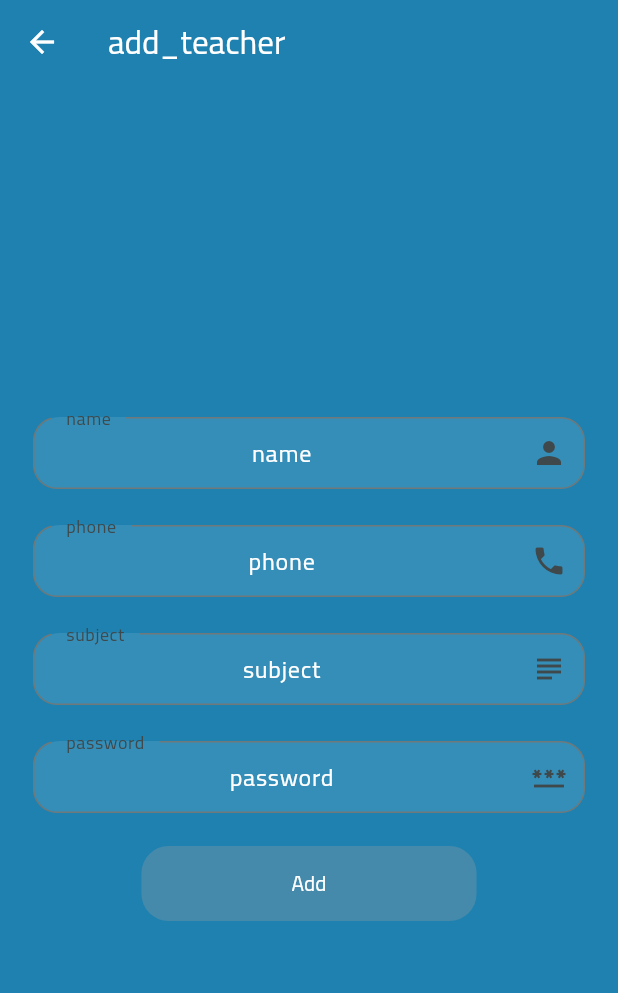
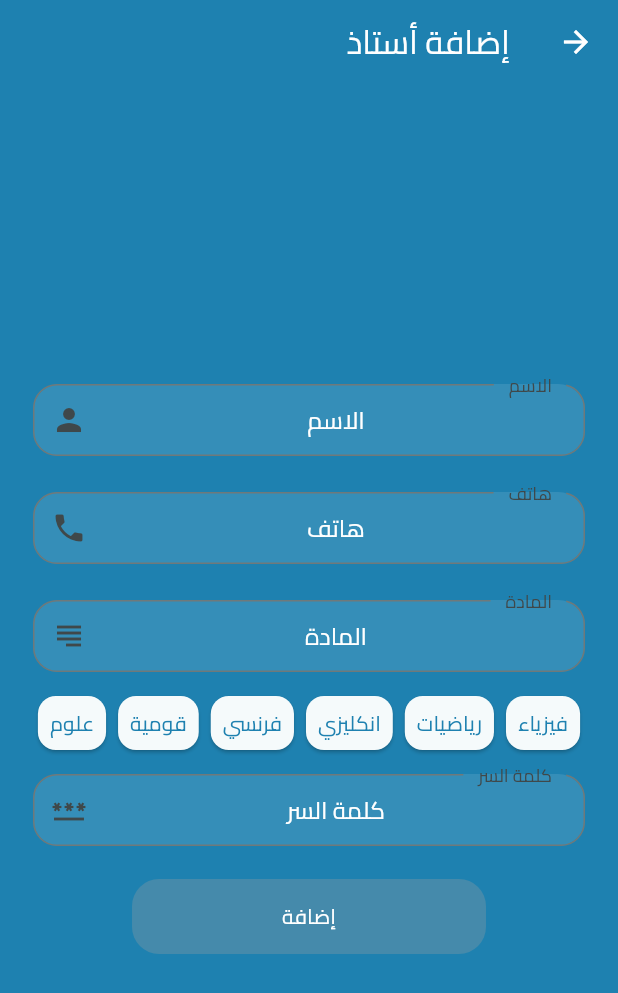
Before and after one commit to waheedWork/students, a Flutter app: the AddTeacherPage screen opened by its route, on a phone screen of 412 x 824 dp. Shown: the top 993 px of the screen. Run offline on Flutter 3.47's test engine with Material 3 defaults, Android fonts, the phone set to English and light mode, and no system bars; our stand-ins replace dartz, easy_localization, get, shared_preferences; accounts and stored records are empty.

Commit message:
ADD Teachers قثةخرهىل

```diff
--- a/lib/data/datasource/remote/student_lesson/getStudentLessons.dart
+++ b/lib/data/datasource/remote/student_lesson/getStudentLessons.dart
@@ -97,4 +97,5 @@ class StudentLessonsData {
     return response.fold((l) => l, (r) => r);
   }
 
+
 }
--- a/lib/data/datasource/remote/teacher/teacherLesson.dart
+++ b/lib/data/datasource/remote/teacher/teacherLesson.dart
@@ -43,4 +43,35 @@ class TeacherListData {
     );
     return response.fold((l) => l, (r) => r);
   }
+
+  teacherAddData({
+    required String teacher_name,
+    required String teacher_phone,
+    required String teacher_password,
+    required String subject_id,
+  }) async {
+    var response = await crud.postData(
+      AppLinks.addTeacherLink,
+      {
+        'teacher_name': teacher_name,
+        'teacher_phone': teacher_phone,
+        'teacher_password': teacher_password,
+        'subject_id': subject_id,
+      },
+    );
+    return response.fold((l) => l, (r) => r);
+  }
+
+
+  deleteStudentLessonData({
+    required String teacherId,
+  }) async {
+    var response = await crud.postData(
+      AppLinks.deleteTeacherLink,
+      {
+        'teacher_id': teacherId,
+      },
+    );
+    return response.fold((l) => l, (r) => r);
+  }
 }
--- a/lib/links.dart
+++ b/lib/links.dart
@@ -11,7 +11,9 @@ class AppLinks {
   static const String loginLink         = '$serverLink/auth/login_teacher.php';
   static const String getTeacherLessonLink         = '$serverLink/lesson/getTeacherLesson.php';
   static const String getStudentIdLink         = '$serverLink/student/getStudent.php';
+  static const String addTeacherLink         = '$serverLink/auth/signup.php';
   static const String getAllTeachersLink         = '$serverLink/auth/getAllTeachers.php';
+  static const String deleteTeacherLink         = '$serverLink/auth/deleteTeacher.php';
 
 
   //==================== Lesson ======================
--- a/lib/main.dart
+++ b/lib/main.dart
@@ -14,7 +14,7 @@ Future<void> main() async {
   runApp(
     EasyLocalization(
       supportedLocales: const [
-        Locale('en', 'US'),
+        // Locale('en', 'US'),
         Locale('ar', 'DZ'),
       ],
       path: 'assets/translations',
--- a/lib/view/screen/home/teacher/addTeacherPage.dart
+++ b/lib/view/screen/home/teacher/addTeacherPage.dart
@@ -13,6 +13,34 @@ class AddTeacherPage extends StatelessWidget {
 
   @override
   Widget build(BuildContext context) {
+    AllTeachersController allTeachersController = Get.find();
+
+    customSubjectBtn(
+        Null Function() param0, String subject, String subjectNum) {
+      return InkWell(
+        onTap: (){
+          param0();
+          allTeachersController.update();
+        },
+        child: Card(
+          color: subjectNum == allTeachersController.subject.text
+              ? Get.theme.scaffoldBackgroundColor
+              : Get.theme.canvasColor,
+          child: Padding(
+            padding: const EdgeInsets.all(8.0),
+            child: Text(
+              subject,
+              style: TextStyle(
+                color: subjectNum != allTeachersController.subject.text
+                    ? Get.theme.scaffoldBackgroundColor
+                    : Get.theme.canvasColor,
+              ),
+            ),
+          ),
+        ),
+      );
+    }
+
     return Scaffold(
       appBar: AppBar(
         title: const Text('add_teacher').tr(),
@@ -38,9 +66,7 @@ class AddTeacherPage extends StatelessWidget {
                     ),
                     AppTextField(
                       type: tr('phone'),
-                      onTap: () {
-
-                      },
+                      onTap: () {},
                       iconData: Icons.phone,
                       inputType: TextInputType.phone,
                       onChanged: (p0) {},
@@ -51,9 +77,8 @@ class AddTeacherPage extends StatelessWidget {
                     ),
                     AppTextField(
                       type: tr('subject'),
-                      onTap: () {
-
-                      },
+                      onTap: () {},
+                      readOnly: true,
                       iconData: Icons.subject,
                       inputType: TextInputType.text,
                       onChanged: (p0) {},
@@ -61,6 +86,58 @@ class AddTeacherPage extends StatelessWidget {
                         // return validInput(p0!, 8, 50, 'password');
                       },
                       textFieldController: teacherController.subject,
+                    ),
+                    Container(
+                      margin: const EdgeInsets.symmetric(horizontal: 20),
+                      child: SingleChildScrollView(
+                        scrollDirection: Axis.horizontal,
+                        child: Row(
+                          children: [
+                            customSubjectBtn(
+                              () {
+                                teacherController.subject.text = '5';
+                              },
+                              'فيزياء',
+                              '5',
+                            ),
+                            customSubjectBtn(
+                              () {
+                                teacherController.subject.text = '6';
+                              },
+                              'رياضيات',
+                              '6',
+                            ),
+                            customSubjectBtn(
+                              () {
+                                teacherController.subject.text = '8';
+                              },
+                              'انكليزي',
+                              '8',
+                            ),
+                            customSubjectBtn(
+                              () {
+                                teacherController.subject.text = '9';
+                              },
+                              'فرنسي',
+                              '9',
+                            ),
+                            customSubjectBtn(
+                              () {
+                                teacherController.subject.text = '12';
+                              },
+                              'قومية',
+                              '12',
+                            ),
+                            customSubjectBtn(
+                              () {
+                                teacherController.subject.text = '13';
+                              },
+                              'علوم',
+                              '13',
+                            ),
+                          ],
+                        ),
+                      ),
                     ),
                     AppTextField(
                       type: tr('password'),
--- a/lib/view/screen/home/teacher/dashboard.dart
+++ b/lib/view/screen/home/teacher/dashboard.dart
@@ -143,10 +143,13 @@ class TeacherDashboard extends StatelessWidget {
             ),
           ),
           const Divider(thickness: 0.3),
+          teacherController.teacherModel.teacherId=='9'?
           InkWell(
             onTap: () {
               teacherController.toTeacherRegisterPage();
             },
+
+
             child: ListTile(
               title: Text(
                 'teachersRegister',
@@ -157,7 +160,7 @@ class TeacherDashboard extends StatelessWidget {
                 ),
               ).tr(),
             ),
-          ),
+          ):Container(),
           const Divider(thickness: 0.3),
           Expanded(child: Container()),
           InkWell(
--- a/lib/view/widget/auth/apptextfield.dart
+++ b/lib/view/widget/auth/apptextfield.dart
@@ -11,6 +11,7 @@ class AppTextField extends StatelessWidget {
     required this.validator,
     this.obscureText = false,
     this.auto = false,
+    this.readOnly = false,
     this.lines = 1,
     this.onTap,
     required this.textFieldController,
@@ -20,6 +21,7 @@ class AppTextField extends StatelessWidget {
   late int lines;
   late bool obscureText;
   late bool auto;
+  late bool readOnly;
   late IconData iconData;
   late TextInputType inputType;
   late String? Function(String?)? onChanged;
@@ -35,7 +37,7 @@ class AppTextField extends StatelessWidget {
         borderRadius: const BorderRadius.all(Radius.circular(18))
       ),
       margin: const EdgeInsets.symmetric(horizontal: 22, vertical: 12),
-      child: TextFormField(
+      child: TextFormField(readOnly: readOnly,
         maxLines: lines,
         autofocus: auto,
         style: TextStyle(color: Theme.of(context).primaryColor),
```
Also changed, not shown: lib/controller/auth_controllers/teacher/allTeachersController.dart (+72 -3 lines), lib/view/screen/home/teacher/teachersPage.dart (+53 -6 lines), 1 other file.
